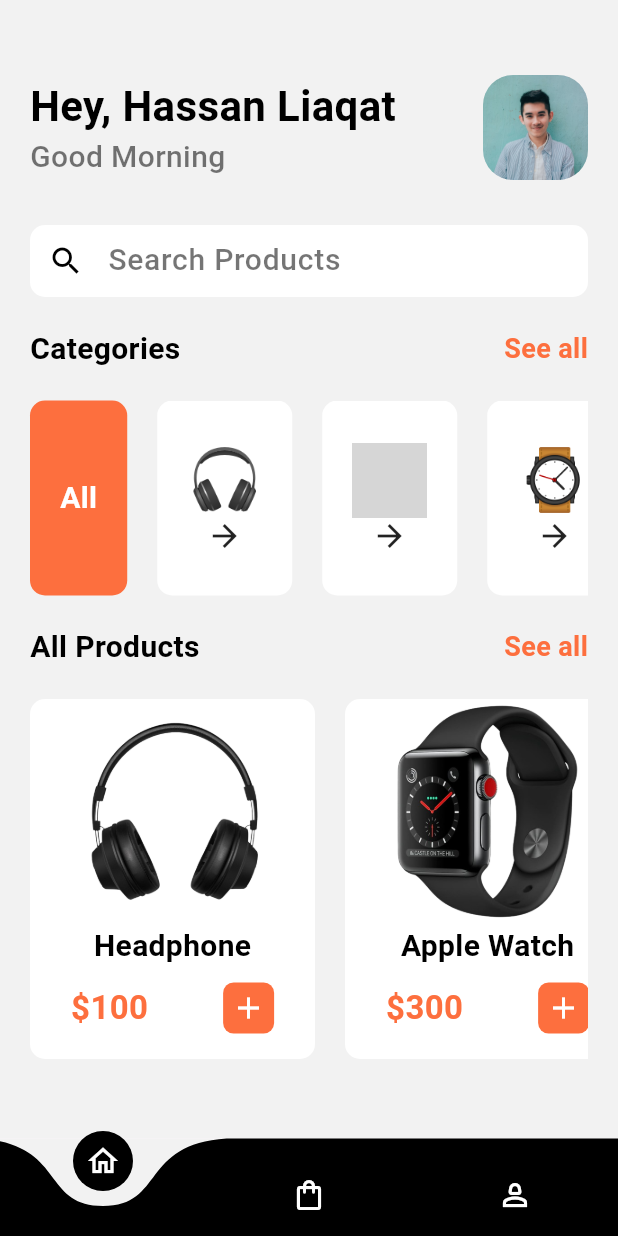
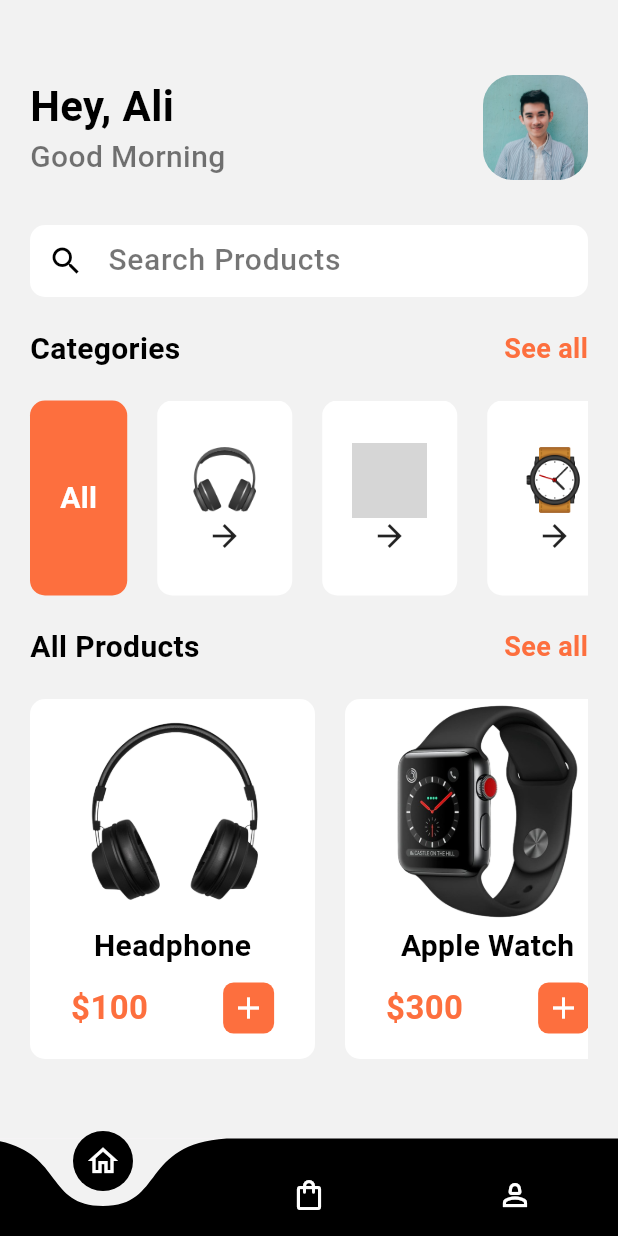
Before and after one commit to mhassan666/get_things, a Flutter app: the screen it shows after launch, on a phone screen of 412 x 824 dp. Run offline on Flutter 3.47's test engine with Material 3 defaults, Android fonts, the phone set to English and light mode, and no system bars; drawn by our look-alikes of curved_navigation_bar; our stand-ins replace firebase_core; accounts and stored records are empty; grey boxes are pictures that could not be loaded.

Commit message:
last change home screen

```diff
--- a/lib/pages/home.dart
+++ b/lib/pages/home.dart
@@ -33,7 +33,7 @@
                   crossAxisAlignment: CrossAxisAlignment.start,
                   children: [
                     Text(
-                      'Hey, Hassan Liaqat',
+                      'Hey, Ali',
                       style: AppWidget.boldTextFeildStyle(),
                     ),
                     Text(
```
